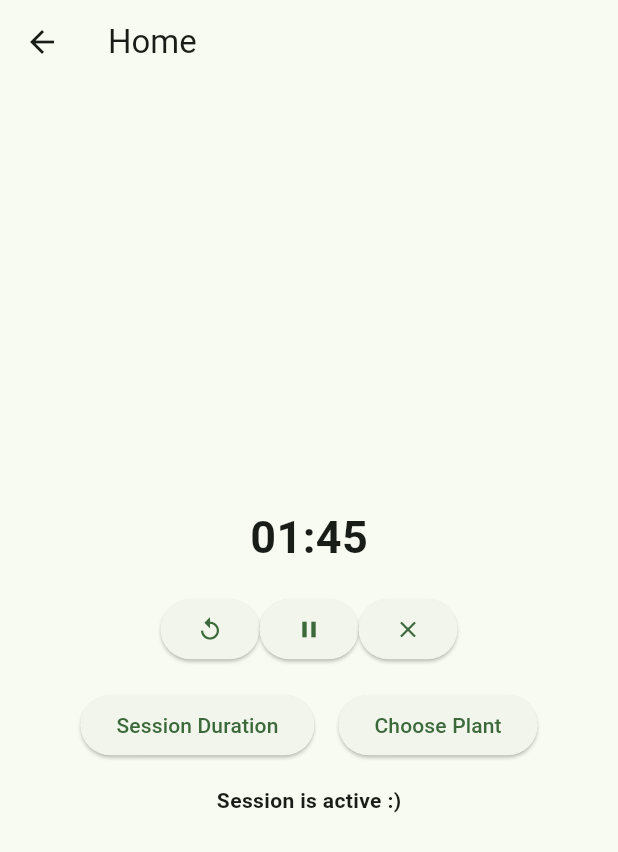
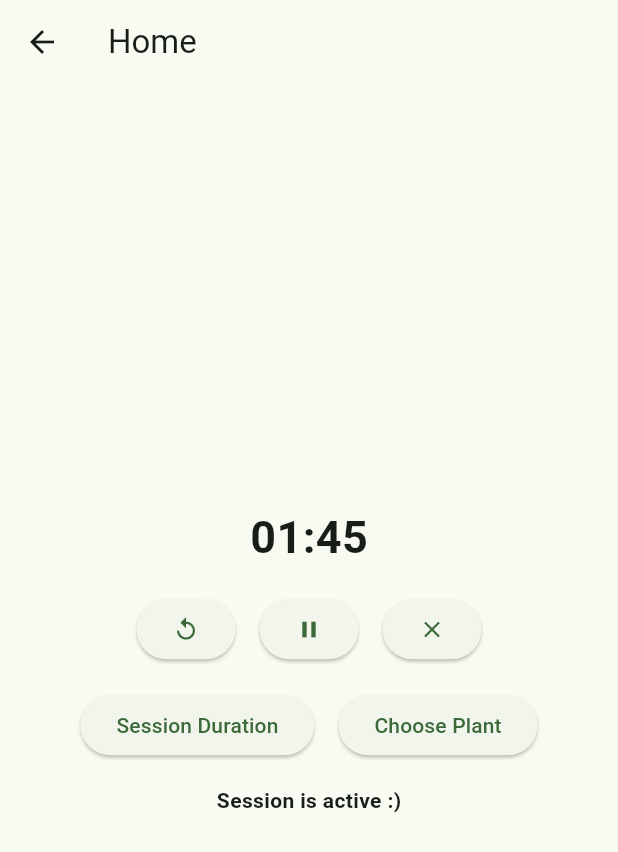
Before and after one commit to jfelic/leaf-n-lit, a Flutter app: the SessionPage screen opened directly, after a tap on "Start Session", on a phone screen of 412 x 824 dp. Shown: the top 852 px of the screen. Run offline on Flutter 3.47's test engine with Material 3 defaults, Android fonts, the phone set to English and light mode, and no system bars; our stand-ins replace cached_network_image, cloud_firestore, firebase_auth, firebase_core, go_router; accounts and stored records are empty.

Commit message:
Decoupled session display and session controls from session.dart

```diff
--- a/lib/screens/session/session.dart
+++ b/lib/screens/session/session.dart
@@ -1,8 +1,9 @@
 import 'package:flutter/material.dart';
 import 'package:provider/provider.dart';
-    // import 'package:leaf_n_lit/screens/home/stopwatch_display.dart';
 import 'package:leaf_n_lit/utilities/app_state.dart';
-    import 'package:leaf_n_lit/widgets/session_controls.dart';
+import 'package:leaf_n_lit/screens/session/session_controls.dart';
+import 'package:leaf_n_lit/screens/session/session_status_display.dart';
+import 'package:cloud_firestore/cloud_firestore.dart'; // we need this import to interact with our database
 
 class SessionPage extends StatefulWidget {
   const SessionPage({Key? key}) : super(key: key);
@@ -61,22 +62,7 @@
 
             const SizedBox(height: 16),
 
-                // Text display based on state of session to inform the user
-                if (appState.sessionState == SessionState.active)
-                  const Text(
-                    "Session is active :)",
-                    style: TextStyle(fontWeight: FontWeight.bold),
-                  )
-                else if (appState.sessionState == SessionState.inactive)
-                  const Text(
-                    "No active session :(",
-                    style: TextStyle(fontWeight: FontWeight.bold),
-                  )
-                else if (appState.sessionState == SessionState.paused)
-                  const Text(
-                    "Session is paused...",
-                    style: TextStyle(fontWeight: FontWeight.bold),
-                  )
+            SessionStatusDisplay(),
           ],
         ),
       ),
--- a/lib/widgets/session_controls.dart
+++ b/lib/screens/session/session_controls.dart
@@ -36,12 +36,18 @@ class SessionControls extends StatelessWidget{
               },
               child: const Icon(Icons.replay),
             ),
+
+            SizedBox(width: 16),
+
             ElevatedButton(
               onPressed: () {
                 appState.pauseSession();
               },
               child: const Icon(Icons.pause),
             ),
+
+            SizedBox(width: 16),
+
             ElevatedButton(
               onPressed: () {
                 appState.stopSession();
@@ -62,12 +68,18 @@ class SessionControls extends StatelessWidget{
               },
               child: const Icon(Icons.replay),
             ),
+
+            SizedBox(width: 16),
+
             ElevatedButton(
               onPressed: () {
                 appState.resumeSession();
               },
               child: const Icon(Icons.play_arrow),
             ),
+
+            SizedBox(width: 16),
+
             ElevatedButton(
               onPressed: () {
                 appState.stopSession();
--- /dev/null
+++ b/lib/screens/session/session_status_display.dart
@@ -0,0 +1,33 @@
+// This widget is being used in session.dart
+// Text display based on state of session to inform the user
+
+import 'package:flutter/material.dart';
+import 'package:provider/provider.dart';
+import 'package:leaf_n_lit/utilities/app_state.dart';
+
+class SessionStatusDisplay extends StatelessWidget{
+  @override
+  Widget build(BuildContext context) {
+    ApplicationState appState = Provider.of<ApplicationState>(context);
+
+    switch(appState.sessionState) {
+      case SessionState.active:
+        return const Text(
+          "Session is active :)",
+          style: TextStyle(fontWeight: FontWeight.bold),
+        );
+
+      case SessionState.inactive:
+        return const Text(
+          "No active session :(",
+          style: TextStyle(fontWeight: FontWeight.bold),
+        );
+
+      case SessionState.paused:
+        return const Text(
+          "Session is paused...",
+          style: TextStyle(fontWeight: FontWeight.bold),
+        );
+    }
+  }
+}
--- a/lib/utilities/app_state.dart
+++ b/lib/utilities/app_state.dart
@@ -1,3 +1,5 @@
+// TODO: Extract Timer from this file to make it less of a monolith
+
 import 'package:firebase_auth/firebase_auth.dart'
     hide EmailAuthProvider, PhoneAuthProvider;
 import 'package:flutter/material.dart';
```
Lines whose indentation alone changed are shown as unchanged.
